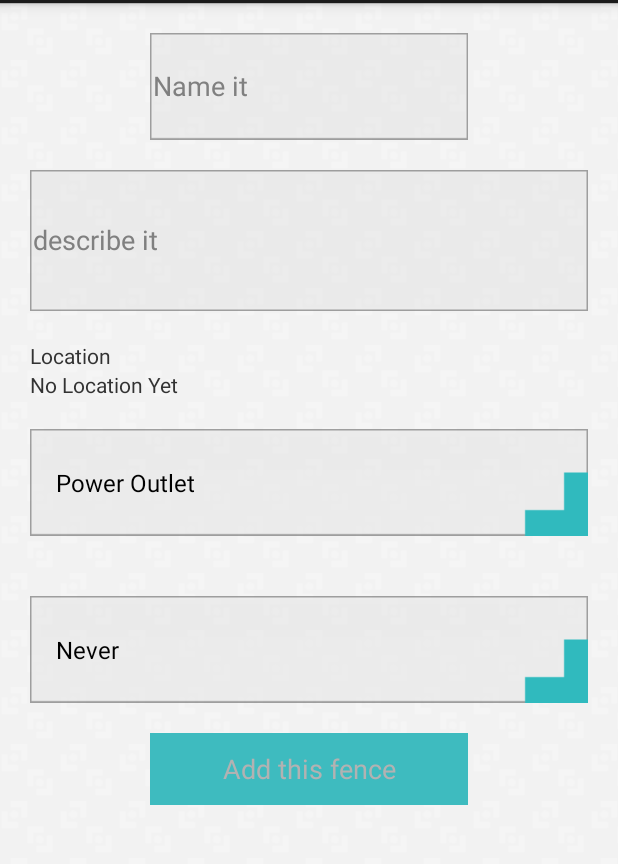
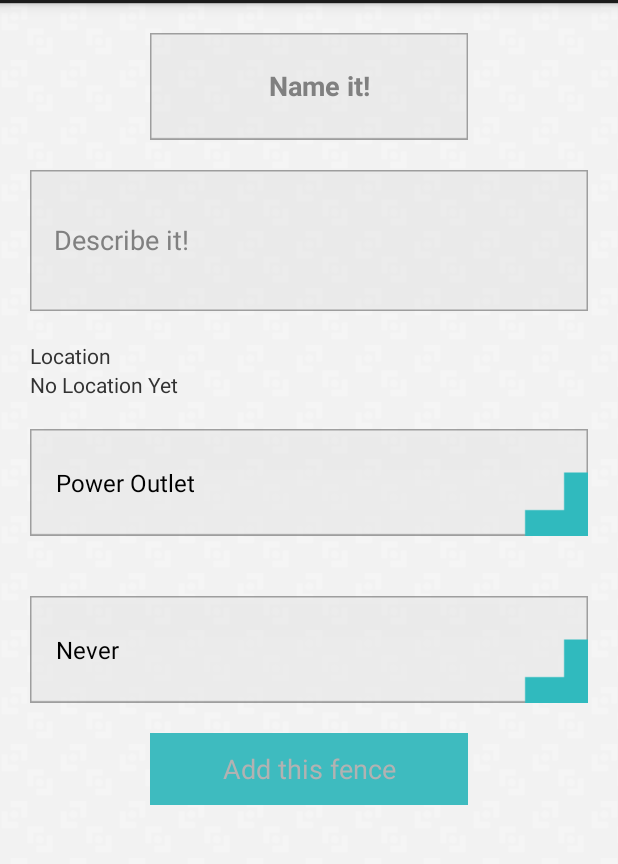
Before and after one commit to ligi/FencyPOI, an Android app: the screen it shows after launch (MainActivity), on a phone screen of 412 x 824 dp, the part 69-933 px from its top. Run offline under Robolectric (Android 15) with nearby library versions, the phone set to English and light mode, and no system bars; 2 statements that could not run were skipped.

Commit message:
some pleasure for the eye

```diff
--- a/FencyPOI/src/main/res/layout/add_fence_form.xml
+++ b/FencyPOI/src/main/res/layout/add_fence_form.xml
@@ -9,21 +9,25 @@
     <EditText
             android:layout_width="fill_parent"
             android:layout_height="wrap_content"
-            android:hint="Name it"
+            android:hint="Name it!"
             android:background="@drawable/box"
             android:layout_marginRight="@dimen/large_margin"
             android:layout_marginLeft="@dimen/large_margin"
             android:layout_marginTop="@dimen/small_margin"
             android:layout_marginBottom="@dimen/small_margin"
+            android:paddingLeft="16dp"
+            android:textStyle="bold"
             android:id="@+id/nameEditText"
+            android:gravity="center"
             android:layout_gravity="left|center_vertical"/>
 
 
     <EditText
             android:layout_width="fill_parent"
             android:layout_height="wrap_content"
-            android:hint="describe it"
+            android:hint="Describe it!"
             android:lines="4"
+            android:paddingLeft="16dp"
             android:background="@drawable/box"
             android:layout_marginRight="@dimen/small_margin"
             android:layout_marginLeft="@dimen/small_margin"
```
